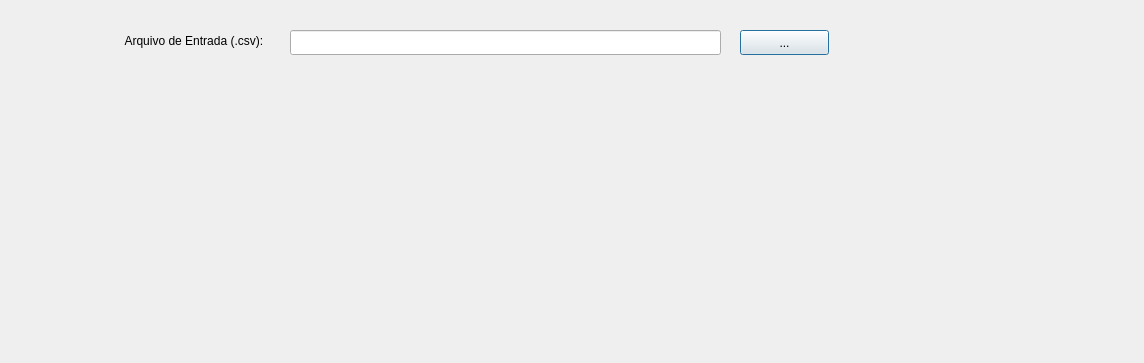
The window that volumator_dialog_base.ui (kauevestena/volum) describes before a commit, drawn with Qt 5.
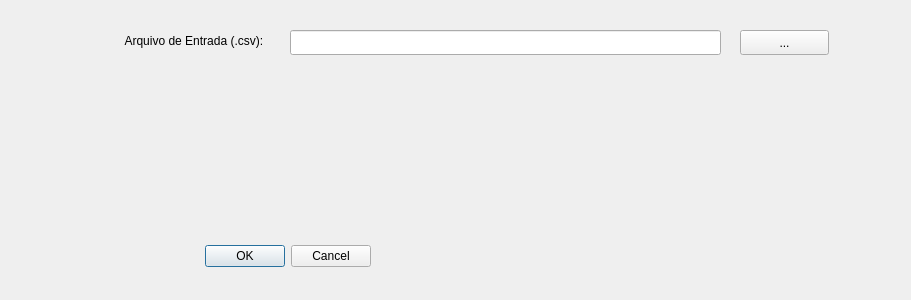
The same window after the commit.

Commit message: recuperada a funcionalidade do ok e cancel

```diff
--- a/volumator_dialog_base.ui
+++ b/volumator_dialog_base.ui
@@ -6,13 +6,29 @@
    <rect>
     <x>0</x>
     <y>0</y>
-    <width>1144</width>
-    <height>363</height>
+    <width>911</width>
+    <height>300</height>
    </rect>
   </property>
   <property name="windowTitle">
    <string>Volumator</string>
   </property>
+  <widget class="QDialogButtonBox" name="button_box">
+   <property name="geometry">
+    <rect>
+     <x>30</x>
+     <y>240</y>
+     <width>341</width>
+     <height>32</height>
+    </rect>
+   </property>
+   <property name="orientation">
+    <enum>Qt::Horizontal</enum>
+   </property>
+   <property name="standardButtons">
+    <set>QDialogButtonBox::Cancel|QDialogButtonBox::Ok</set>
+   </property>
+  </widget>
   <widget class="QLabel" name="label">
    <property name="geometry">
     <rect>
```
Left out of the diff: 41 changed lines with no effect on the pictures. The commit also changes 6 other files.
